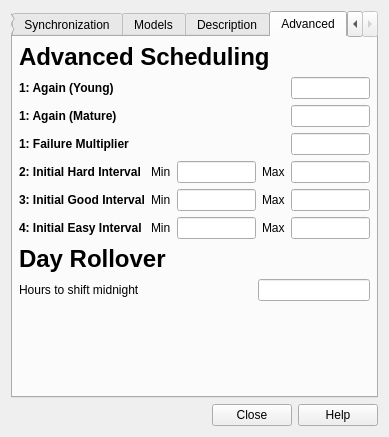
The window that designer/deckproperties.ui (ankitects/anki) describes before a commit, drawn with Qt 5.
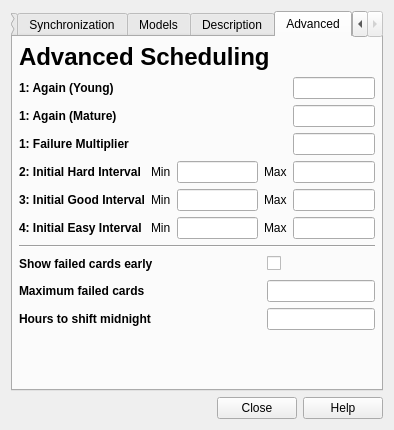
The same window after the commit. The open tabs and pages were chosen to show the change.

The edit to the form file:
```diff
--- a/designer/deckproperties.ui
+++ b/designer/deckproperties.ui
@@ -8,8 +8,8 @@
    <rect>
     <x>0</x>
     <y>0</y>
-    <width>389</width>
-    <height>437</height>
+    <width>394</width>
+    <height>430</height>
    </rect>
   </property>
   <property name="windowTitle" >
@@ -77,36 +77,6 @@
              </property>
             </widget>
            </item>
-           <item row="1" column="0" >
-            <widget class="QLabel" name="label_12" >
-             <property name="text" >
-              <string>&lt;b>Maximum failed cards&lt;/b></string>
-             </property>
-             <property name="openExternalLinks" >
-              <bool>true</bool>
-             </property>
-            </widget>
-           </item>
-           <item row="1" column="2" >
-            <widget class="QLineEdit" name="failedCardMax" />
-           </item>
-           <item row="2" column="0" >
-            <widget class="QLabel" name="label_26" >
-             <property name="text" >
-              <string>&lt;b>Show failed cards early&lt;/b></string>
-             </property>
-             <property name="openExternalLinks" >
-              <bool>true</bool>
-             </property>
-            </widget>
-           </item>
-           <item row="2" column="2" >
-            <widget class="QCheckBox" name="collapse" >
-             <property name="text" >
-              <string/>
-             </property>
-            </widget>
-           </item>
            <item row="0" column="0" >
             <widget class="QLabel" name="label_11" >
              <property name="text" >
@@ -449,8 +419,8 @@
        <rect>
         <x>0</x>
         <y>0</y>
-        <width>373</width>
-        <height>371</height>
+        <width>378</width>
+        <height>364</height>
        </rect>
       </property>
       <attribute name="title" >
@@ -619,23 +589,49 @@
         </layout>
        </item>
        <item>
-        <widget class="QLabel" name="label_25" >
-         <property name="text" >
-          <string>&lt;h1>Day Rollover&lt;/h1></string>
+        <widget class="Line" name="line" >
+         <property name="orientation" >
+          <enum>Qt::Horizontal</enum>
          </property>
         </widget>
        </item>
        <item>
-        <layout class="QHBoxLayout" name="horizontalLayout" >
-         <item>
+        <layout class="QGridLayout" name="gridLayout_5" >
+         <item row="1" column="0" >
+          <widget class="QLabel" name="label_12" >
+           <property name="text" >
+            <string>&lt;b>Maximum failed cards&lt;/b></string>
+           </property>
+           <property name="openExternalLinks" >
+            <bool>true</bool>
+           </property>
+          </widget>
+         </item>
+         <item row="1" column="1" >
+          <spacer name="horizontalSpacer" >
+           <property name="orientation" >
+            <enum>Qt::Horizontal</enum>
+           </property>
+           <property name="sizeHint" stdset="0" >
+            <size>
+             <width>40</width>
+             <height>20</height>
+            </size>
+           </property>
+          </spacer>
+         </item>
+         <item row="1" column="2" >
+          <widget class="QLineEdit" name="failedCardMax" />
+         </item>
+         <item row="3" column="0" >
           <widget class="QLabel" name="label_29" >
            <property name="text" >
-            <string>Hours to shift midnight</string>
+            <string>&lt;b>Hours to shift midnight&lt;/b></string>
            </property>
           </widget>
          </item>
-         <item>
-          <spacer name="horizontalSpacer_2" >
+         <item row="3" column="1" >
+          <spacer name="horizontalSpacer_3" >
            <property name="orientation" >
             <enum>Qt::Horizontal</enum>
            </property>
@@ -647,9 +643,39 @@
            </property>
           </spacer>
          </item>
-         <item>
+         <item row="3" column="2" >
           <widget class="QLineEdit" name="timeOffset" />
          </item>
+         <item row="0" column="0" >
+          <widget class="QLabel" name="label_26" >
+           <property name="text" >
+            <string>&lt;b>Show failed cards early&lt;/b></string>
+           </property>
+           <property name="openExternalLinks" >
+            <bool>true</bool>
+           </property>
+          </widget>
+         </item>
+         <item row="0" column="1" >
+          <spacer name="horizontalSpacer_2" >
+           <property name="orientation" >
+            <enum>Qt::Horizontal</enum>
+           </property>
+           <property name="sizeHint" stdset="0" >
+            <size>
+             <width>40</width>
+             <height>20</height>
+            </size>
+           </property>
+          </spacer>
+         </item>
+         <item row="0" column="2" >
+          <widget class="QCheckBox" name="collapse" >
+           <property name="text" >
+            <string/>
+           </property>
+          </widget>
+         </item>
         </layout>
        </item>
        <item>
```
Left out of the diff: 69 changed lines with no effect on the pictures.
